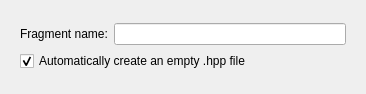
Qt form src/openfluid/ui/waresdev/FragmentCreationDialog.ui (OpenFLUID/openfluid) before a commit.
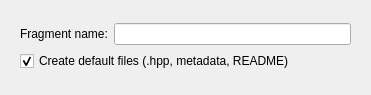
The same form after that commit.

Commit message:
Management of signature on fragment creation in DevStudio
(closes OpenFLUID/openfluid#1271)

```diff
--- a/src/openfluid/ui/waresdev/FragmentCreationDialog.ui
+++ b/src/openfluid/ui/waresdev/FragmentCreationDialog.ui
@@ -6,10 +6,16 @@
    <rect>
     <x>0</x>
     <y>0</y>
-    <width>366</width>
-    <height>94</height>
+    <width>371</width>
+    <height>95</height>
    </rect>
   </property>
+  <property name="sizePolicy">
+   <sizepolicy hsizetype="Ignored" vsizetype="Preferred">
+    <horstretch>0</horstretch>
+    <verstretch>0</verstretch>
+   </sizepolicy>
+  </property>
   <property name="windowTitle">
    <string notr="true"/>
   </property>
@@ -46,7 +52,7 @@
         <item>
          <widget class="QCheckBox" name="createFileCheckBox">
           <property name="text">
-           <string>Automatically create an empty .hpp file</string>
+           <string>Create default files (.hpp, metadata, README)</string>
           </property>
           <property name="checked">
            <bool>true</bool>
```
The commit also changes 4 other files.
